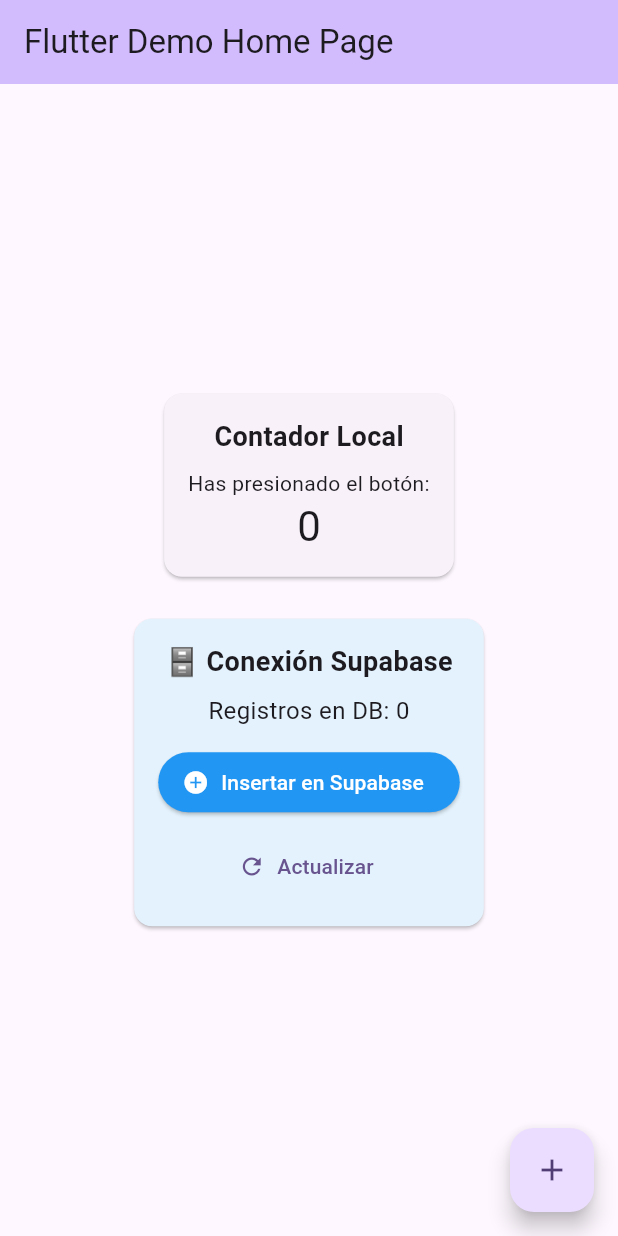
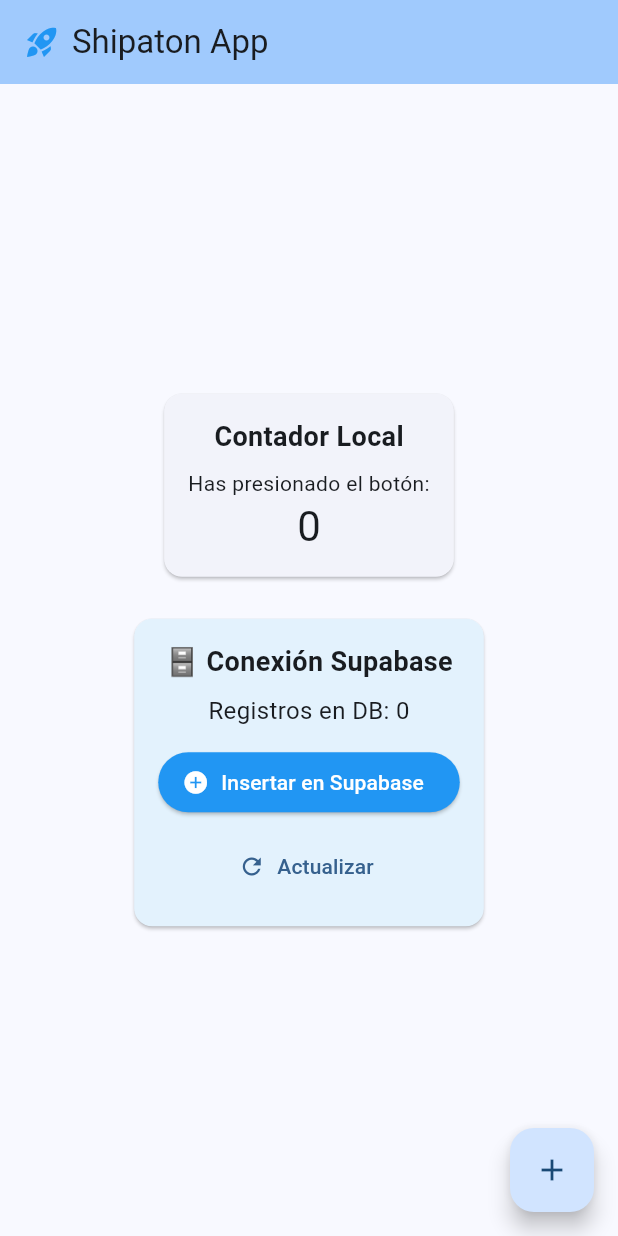
Before and after one commit to Tacun44/Shipaton, a Flutter app: the screen it shows after launch, on a phone screen of 412 x 824 dp. Run offline on Flutter 3.47's test engine with Material 3 defaults, Android fonts, the phone set to English and light mode, and no system bars; our stand-ins replace supabase_flutter; accounts and stored records are empty.

Commit message:
cambio de nombre header

```diff
--- a/lib/main.dart
+++ b/lib/main.dart
@@ -18,26 +18,12 @@ class MyApp extends StatelessWidget {
   @override
   Widget build(BuildContext context) {
     return MaterialApp(
-      title: 'Flutter Demo',
+      title: 'Shipaton - Flutter & Supabase',
       theme: ThemeData(
-        // This is the theme of your application.
-        //
-        // TRY THIS: Try running your application with "flutter run". You'll see
-        // the application has a purple toolbar. Then, without quitting the app,
-        // try changing the seedColor in the colorScheme below to Colors.green
-        // and then invoke "hot reload" (save your changes or press the "hot
-        // reload" button in a Flutter-supported IDE, or press "r" if you used
-        // the command line to start the app).
-        //
-        // Notice that the counter didn't reset back to zero; the application
-        // state is not lost during the reload. To reset the state, use hot
-        // restart instead.
-        //
-        // This works for code too, not just values: Most code changes can be
-        // tested with just a hot reload.
-        colorScheme: ColorScheme.fromSeed(seedColor: Colors.deepPurple),
+        colorScheme: ColorScheme.fromSeed(seedColor: Colors.blue),
+        useMaterial3: true,
       ),
-      home: const MyHomePage(title: 'Flutter Demo Home Page'),
+      home: const MyHomePage(title: 'Shipaton App'),
     );
   }
 }
@@ -130,13 +116,15 @@ class _MyHomePageState extends State<MyHomePage> {
     // than having to individually change instances of widgets.
     return Scaffold(
       appBar: AppBar(
-        // TRY THIS: Try changing the color here to a specific color (to
-        // Colors.amber, perhaps?) and trigger a hot reload to see the AppBar
-        // change color while the other colors stay the same.
         backgroundColor: Theme.of(context).colorScheme.inversePrimary,
-        // Here we take the value from the MyHomePage object that was created by
-        // the App.build method, and use it to set our appbar title.
-        title: Text(widget.title),
+        title: Row(
+          children: [
+            const Icon(Icons.rocket_launch, color: Colors.blue),
+            const SizedBox(width: 8),
+            Text(widget.title),
+          ],
+        ),
+        centerTitle: true,
       ),
       body: Center(
         child: Padding(
```
